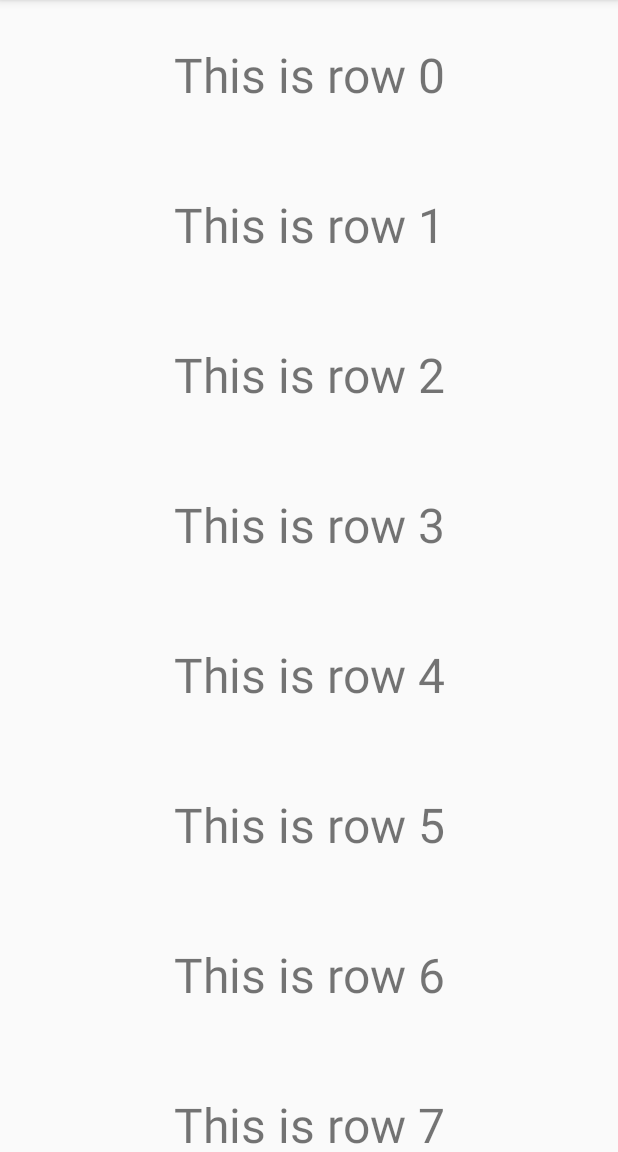
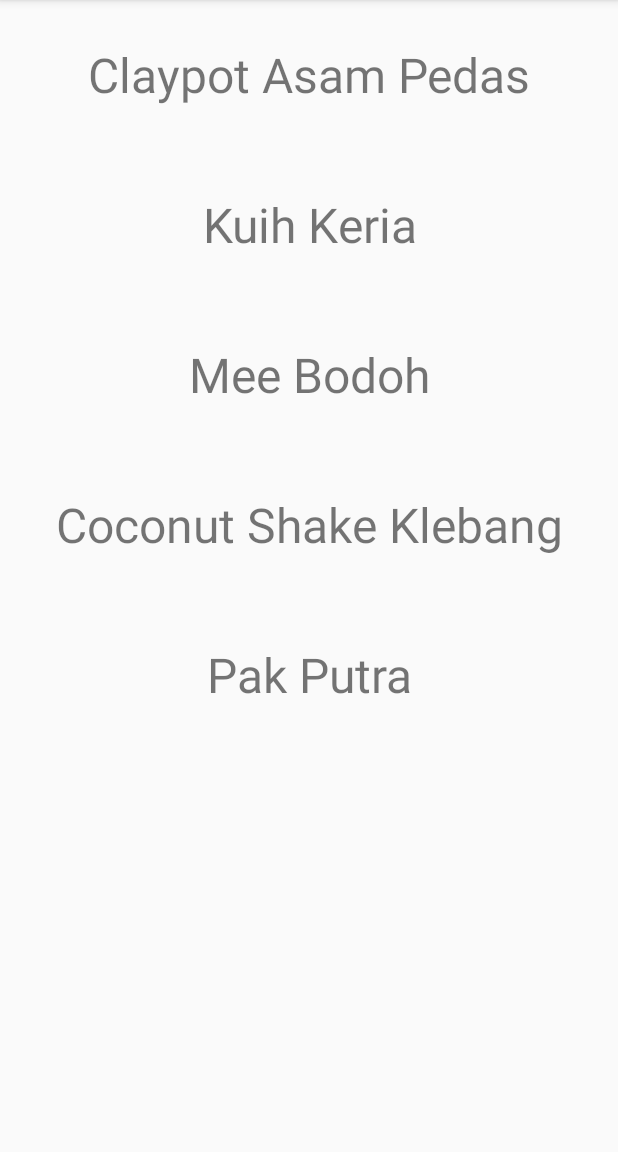
Before and after one commit to alynn412/android-simpleRecyclerView-utem, an Android app: the screen it shows after launch (MainActivity), on a phone screen of 412 x 824 dp, the part 84-1236 px from its top. Run offline under Robolectric (Android 15) with nearby library versions, the phone set to English and light mode, and no system bars.

Commit message:
view restaurant

```diff
--- a/app/src/main/java/my/edu/utem/simplerecyclerview/MainActivity.java
+++ b/app/src/main/java/my/edu/utem/simplerecyclerview/MainActivity.java
@@ -1,5 +1,7 @@
 package my.edu.utem.simplerecyclerview;
 
+import android.content.Context;
+import android.content.res.Resources;
 import android.support.annotation.NonNull;
 import android.support.v7.app.AppCompatActivity;
 import android.os.Bundle;
@@ -18,7 +20,7 @@ public class MainActivity extends AppCompatActivity {
         super.onCreate(savedInstanceState);
         setContentView(R.layout.activity_main);
         recyclerView = findViewById(R.id.recyclerView);
-        CustomAdapter adapter = new CustomAdapter();
+        CustomAdapter adapter = new CustomAdapter(getApplicationContext());
         recyclerView.setAdapter(adapter);
         recyclerView.setLayoutManager(new LinearLayoutManager(MainActivity.this));
     }
@@ -37,8 +39,12 @@ public class MainActivity extends AppCompatActivity {
     //(5)what, where, how data display
     public class CustomAdapter extends RecyclerView.Adapter<CustomViewHolder>
     {
-        public CustomAdapter()
-        {}
+        public final String[] restaurantNames;
+        public CustomAdapter(Context context)
+        {
+            Resources resources = context.getResources();
+            restaurantNames = resources.getStringArray(R.array.restaurant_name);
+        }
 
         @NonNull
         @Override
@@ -50,13 +56,13 @@ public class MainActivity extends AppCompatActivity {
         @Override
         //what to show for each row
         public void onBindViewHolder(@NonNull CustomViewHolder customViewHolder, int i) {
-            customViewHolder.wordTextView.setText("This is row "+i);
+            customViewHolder.wordTextView.setText(restaurantNames[i]);
         }
 
         @Override
         //how many rows to repeat
         public int getItemCount() {
-            return 10;
+            return restaurantNames.length;
         }
     }
 }
--- a/app/src/main/res/values/strings.xml
+++ b/app/src/main/res/values/strings.xml
@@ -1,3 +1,11 @@
 <resources>
+    <!--data dlm array utk kuarkn dlm recyclerview-->
     <string name="app_name">Simple Recycler View</string>
+    <string-array name="restaurant_name">
+        <item>Claypot Asam Pedas</item>
+        <item>Kuih Keria</item>
+        <item>Mee Bodoh</item>
+        <item>Coconut Shake Klebang</item>
+        <item>Pak Putra</item>
+    </string-array>
 </resources>
```
